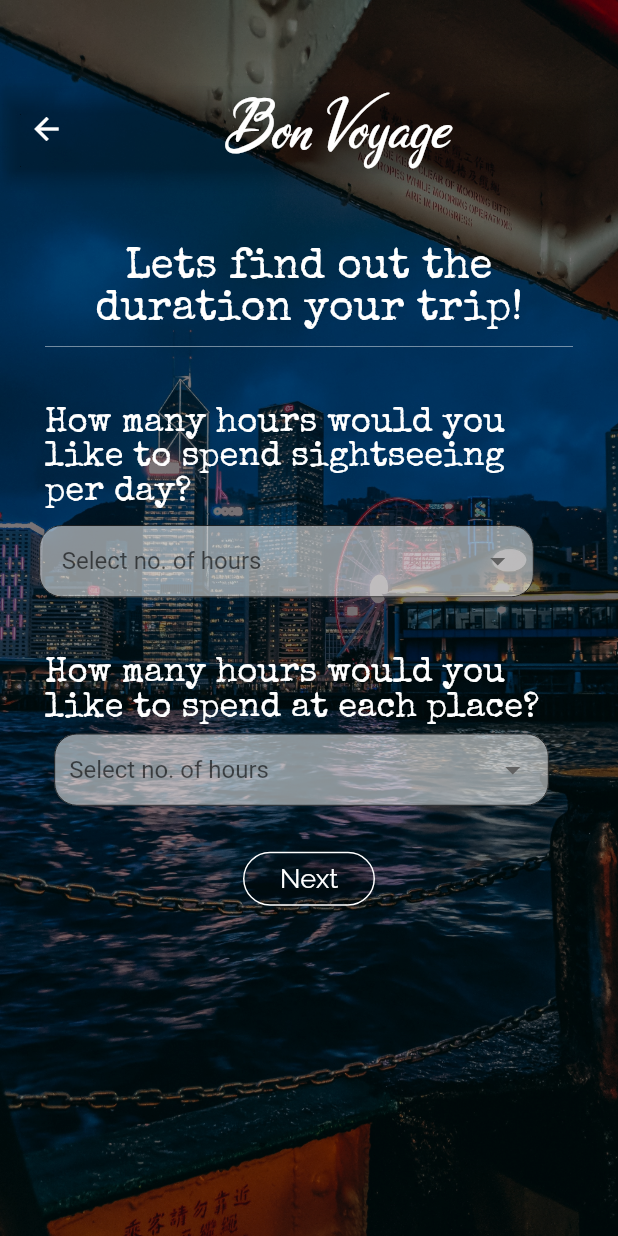
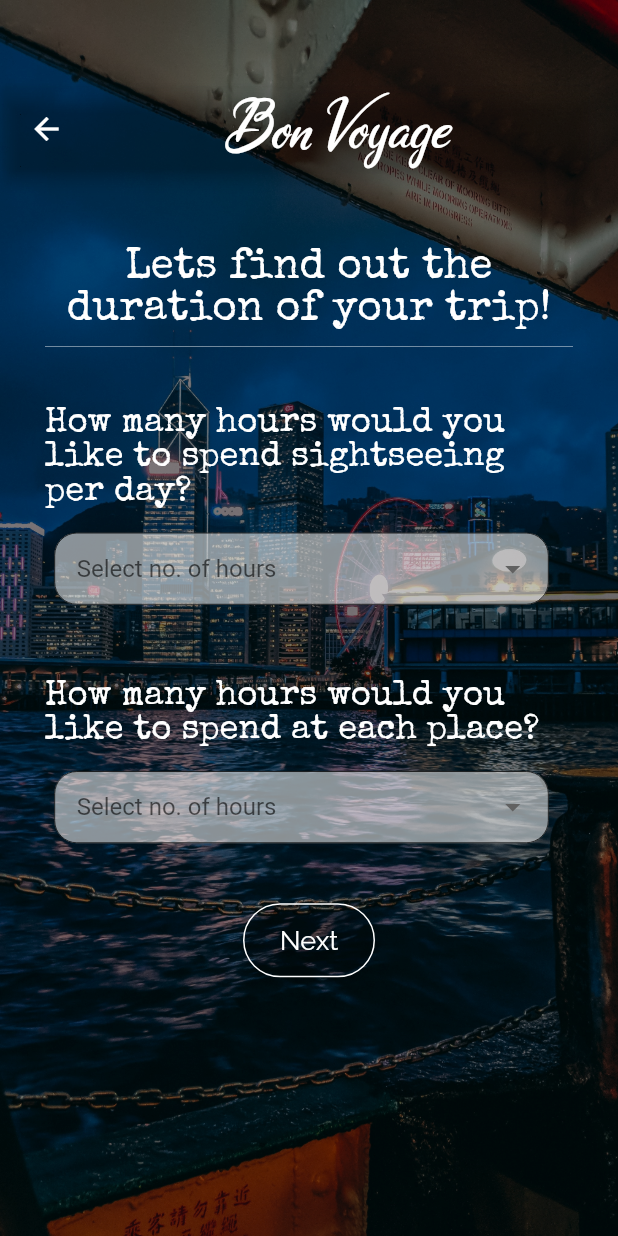
Before and after one commit to shree-vidya/Bon-Voyage, a Flutter app: the Page5 screen opened directly, on a phone screen of 412 x 824 dp. Run offline on Flutter 3.47's test engine with Material 2 defaults, Android fonts, the phone set to English and light mode, and no system bars.

Commit message:
front-end modify

```diff
--- a/lib/screens/page1.dart
+++ b/lib/screens/page1.dart
@@ -47,8 +47,8 @@ class _Page1State extends State<Page1> {
                   ),
                 ),
                 Container(
-                  margin: EdgeInsets.only(top:screenHeight*.03),
-
+                  margin: EdgeInsets.only(top: 25,bottom: 20),
+                  height: screenHeight*.05,
                   child: RaisedButton(
                     color: Colors.transparent,
                     onPressed: () {
--- a/lib/screens/page5.dart
+++ b/lib/screens/page5.dart
@@ -60,7 +60,7 @@ class _Page5State extends State<Page5> {
                     alignment: Alignment.centerLeft,
                     margin: EdgeInsets.only(left:10, right:10),
                     child: Text(
-                      "Lets find out the duration your trip!",
+                      "Lets find out the duration of your trip!",
                       style: TextStyle(
                           fontSize: 28,
                           fontFamily: 'SpecialElite',
@@ -96,7 +96,7 @@ class _Page5State extends State<Page5> {
 
                   Container(
                     width: screenWidth*0.8,
-                    margin : EdgeInsets.only(top: 10,right: 30),
+                    margin : EdgeInsets.only(top: 15,right: 10),
                     child: DropdownButtonFormField(
                       isExpanded: true,
                       value: hoursPerDay ,
@@ -127,7 +127,7 @@ class _Page5State extends State<Page5> {
                     ),
                   ),
                   SizedBox(
-                    height: 20.0,
+                    height: 30.0,
                   ),
                   Container(
                     alignment: Alignment.centerLeft,
@@ -144,7 +144,7 @@ class _Page5State extends State<Page5> {
                   ),
                   Container(
                     width: screenWidth*0.8,
-                    margin : EdgeInsets.only(top: 5,right: 10),
+                    margin : EdgeInsets.only(top: 15,right: 10),
                     child: DropdownButtonFormField(
                       isExpanded: true,
                       value: hoursPerPlace ,
@@ -159,7 +159,7 @@ class _Page5State extends State<Page5> {
                       }).toList(),
                       onChanged: (val) => setState(() => hoursPerPlace = val),
                       decoration: InputDecoration(
-                          contentPadding: const EdgeInsets.symmetric(vertical: 10,horizontal: 10),
+                          contentPadding: const EdgeInsets.symmetric(vertical: 10,horizontal: 15),
                           filled: true,
                           fillColor: Colors.white54,
                           enabledBorder: OutlineInputBorder(
@@ -174,9 +174,12 @@ class _Page5State extends State<Page5> {
                           )),
                     ),
                   ),
+                  SizedBox(
+                    height: 30.0,
+                  ),
                   Container(
-                    margin: EdgeInsets.only(top:screenHeight*.03),
-
+                    margin: EdgeInsets.only(top:10,bottom: 20),
+                    height: screenHeight*.06,
                     child: RaisedButton(
                       color: Colors.transparent,
                       onPressed: () {
@@ -194,6 +197,7 @@ class _Page5State extends State<Page5> {
                       ),
                     ),
                   ),
+
                 ],
               ),
             ),
```
Also changed, not shown: lib/screens/page3.dart (+2 -5 lines). Lines whose indentation alone changed are shown as unchanged.
